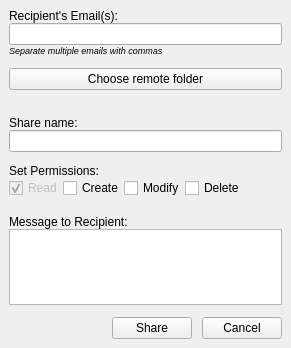
This is sharefolderwindow.ui in pcloudcom/psyncgui as Qt 5 draws it before an edit. The edited form follows.
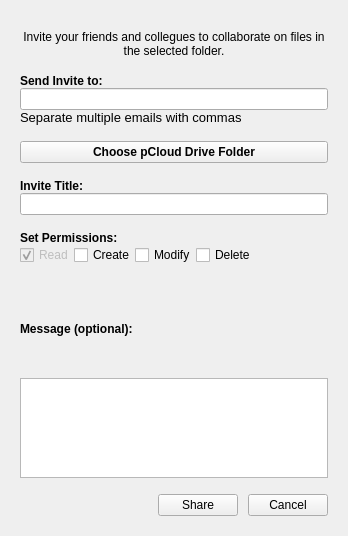
This is the edited form.

Commit message: SLX-236 | new design - ui forms

```diff
--- a/sharefolderwindow.ui
+++ b/sharefolderwindow.ui
@@ -6,8 +6,8 @@
    <rect>
     <x>0</x>
     <y>0</y>
-    <width>291</width>
-    <height>348</height>
+    <width>348</width>
+    <height>536</height>
    </rect>
   </property>
   <property name="windowTitle">
@@ -16,8 +16,36 @@
   <widget class="QWidget" name="centralwidget">
    <layout class="QVBoxLayout" name="verticalLayout_6">
     <property name="spacing">
-     <number>12</number>
+     <number>16</number>
     </property>
+    <property name="leftMargin">
+     <number>20</number>
+    </property>
+    <property name="topMargin">
+     <number>30</number>
+    </property>
+    <property name="rightMargin">
+     <number>20</number>
+    </property>
+    <property name="bottomMargin">
+     <number>20</number>
+    </property>
+    <item>
+     <widget class="QLabel" name="labelinfo">
+      <property name="text">
+       <string>&lt;html&gt;&lt;head/&gt;&lt;body&gt;&lt;p&gt;Invite your friends and collegues to collaborate on files in the selected folder.&lt;/p&gt;&lt;/body&gt;&lt;/html&gt;</string>
+      </property>
+      <property name="scaledContents">
+       <bool>true</bool>
+      </property>
+      <property name="alignment">
+       <set>Qt::AlignCenter</set>
+      </property>
+      <property name="wordWrap">
+       <bool>true</bool>
+      </property>
+     </widget>
+    </item>
     <item>
      <layout class="QVBoxLayout" name="verticalLayout">
       <property name="spacing">
@@ -26,7 +54,7 @@
       <item>
        <widget class="QLabel" name="label_2">
         <property name="text">
-         <string>Recipient's Email(s):</string>
+         <string>&lt;html&gt;&lt;head/&gt;&lt;body&gt;&lt;p&gt;&lt;span style=&quot; font-weight:600;&quot;&gt;Send Invite to:&lt;/span&gt;&lt;/p&gt;&lt;/body&gt;&lt;/html&gt;</string>
         </property>
        </widget>
       </item>
@@ -46,7 +74,7 @@
          </font>
         </property>
         <property name="text">
-         <string>&lt;html&gt;&lt;head/&gt;&lt;body&gt;&lt;p&gt;&lt;span style=&quot; font-size:7pt; font-style:italic;&quot;&gt;Separate multiple emails with commas&lt;/span&gt;&lt;/p&gt;&lt;/body&gt;&lt;/html&gt;</string>
+         <string>&lt;html&gt;&lt;head/&gt;&lt;body&gt;&lt;p&gt;&lt;span style=&quot; font-size:10pt;&quot;&gt;Separate multiple emails with commas&lt;/span&gt;&lt;/p&gt;&lt;/body&gt;&lt;/html&gt;</string>
         </property>
         <property name="alignment">
          <set>Qt::AlignLeading|Qt::AlignLeft|Qt::AlignTop</set>
@@ -56,25 +84,17 @@
      </layout>
     </item>
     <item>
-     <layout class="QVBoxLayout" name="verticalLayout_5">
-      <property name="spacing">
-       <number>0</number>
+     <widget class="QPushButton" name="btnOpenRemoteDialog">
+      <property name="font">
+       <font>
+        <weight>75</weight>
+        <bold>true</bold>
+       </font>
       </property>
-      <item>
-       <widget class="QPushButton" name="btnOpenRemoteDialog">
-        <property name="text">
-         <string>Choose remote folder</string>
-        </property>
-       </widget>
-      </item>
-      <item>
-       <widget class="QLabel" name="label_remotefldr">
-        <property name="text">
-         <string/>
-        </property>
-       </widget>
-      </item>
-     </layout>
+      <property name="text">
+       <string>Choose pCloud Drive Folder</string>
+      </property>
+     </widget>
     </item>
     <item>
      <layout class="QVBoxLayout" name="verticalLayout_2">
@@ -84,7 +104,7 @@
       <item>
        <widget class="QLabel" name="label_3">
         <property name="text">
-         <string>Share name:</string>
+         <string>&lt;html&gt;&lt;head/&gt;&lt;body&gt;&lt;p&gt;&lt;span style=&quot; font-weight:600;&quot;&gt;Invite Title:&lt;/span&gt;&lt;/p&gt;&lt;/body&gt;&lt;/html&gt;</string>
         </property>
        </widget>
       </item>
@@ -101,7 +121,7 @@
       <item>
        <widget class="QLabel" name="label_5">
         <property name="text">
-         <string>Set Permissions:</string>
+         <string>&lt;html&gt;&lt;head/&gt;&lt;body&gt;&lt;p&gt;&lt;span style=&quot; font-weight:600;&quot;&gt;Set Permissions:&lt;/span&gt;&lt;/p&gt;&lt;/body&gt;&lt;/html&gt;</string>
         </property>
        </widget>
       </item>
@@ -175,10 +195,10 @@
          </size>
         </property>
         <property name="text">
-         <string>Message to Recipient:</string>
+         <string>&lt;html&gt;&lt;head/&gt;&lt;body&gt;&lt;p&gt;&lt;span style=&quot; font-weight:600;&quot;&gt;Message (optional):&lt;/span&gt;&lt;/p&gt;&lt;/body&gt;&lt;/html&gt;</string>
         </property>
         <property name="alignment">
-         <set>Qt::AlignBottom|Qt::AlignLeading|Qt::AlignLeft</set>
+         <set>Qt::AlignLeading|Qt::AlignLeft|Qt::AlignVCenter</set>
         </property>
        </widget>
       </item>
```
Left out of the diff: 2 changed lines with no effect on the pictures. The commit also changes 6 other files.
